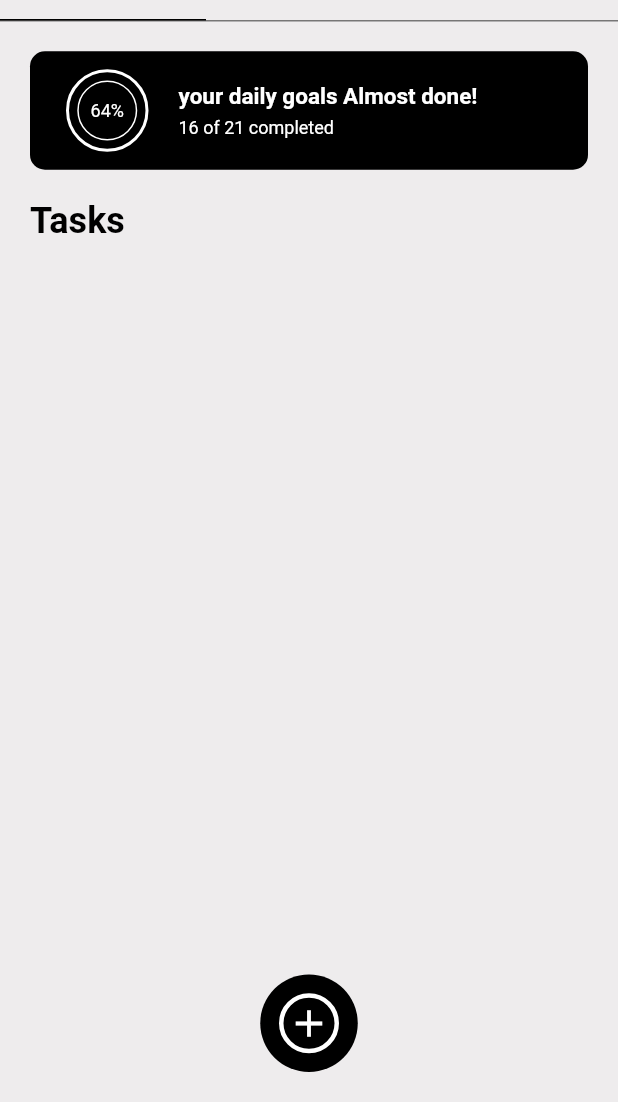
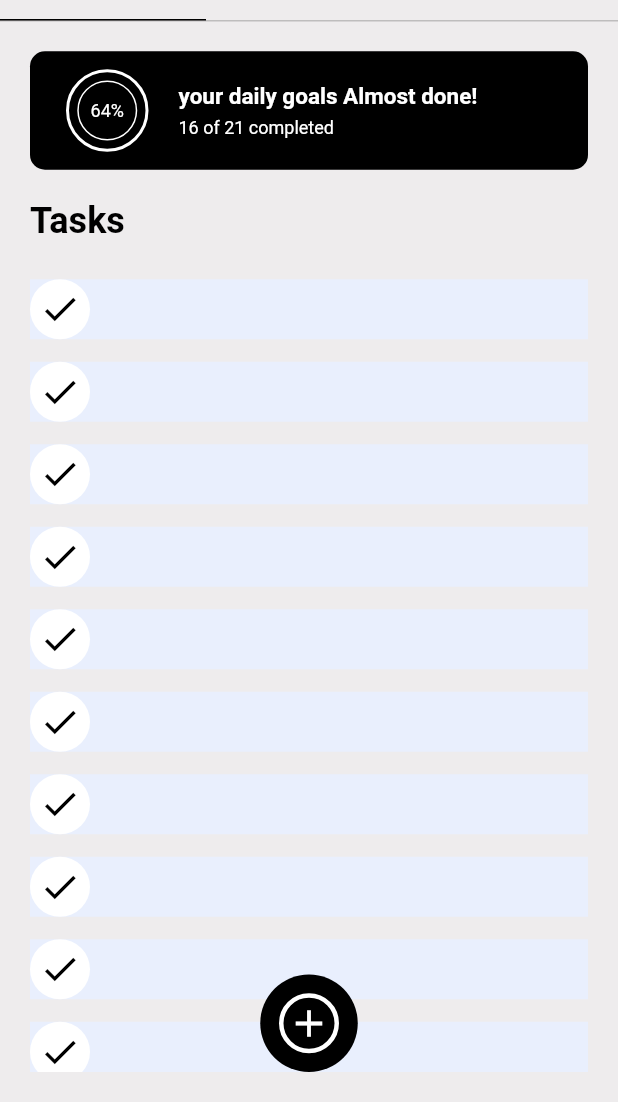
Before and after one commit to Dhruv-Maradiya/CPM_Flutter, a Flutter app: the ProjectOperationWidget screen opened directly, on a phone screen of 412 x 824 dp, the part 134-1236 px from its top. Run offline on Flutter 3.47's test engine with Material 2 defaults, Android fonts, the light colour scheme and no system bars; our stand-ins replace cached_network_image, carousel_slider, dio, flutter_spinkit, get, loading_indicator and 1 more; accounts and stored records are empty; network calls fail.

Commit message:
creating tasks sscreeen

```diff
--- a/lib/core/constants/pallets.dart
+++ b/lib/core/constants/pallets.dart
@@ -22,7 +22,10 @@ class Pallets {
   static const Color dialogBlurBlackColor = Color(0xB3181818);
   static const Color dialogBgColor = Color(0xFFCFCFCF);
 
+  static const Color tabBarBottomBorderColor = Color(0xFF8E8E8E);
+
+  static const Color taskCompletedBackgroundColor = Color(0xFFE9EFFD);
+
   static const Color white = Color(0xFFFFFFFF);
-
   static const Color orange = Color(0xFFF67C15);
 }
--- a/lib/views/project_operation/widgets/project_operation_widget.dart
+++ b/lib/views/project_operation/widgets/project_operation_widget.dart
@@ -1,4 +1,3 @@
-import 'package:cached_network_image/cached_network_image.dart';
 import 'package:flutter/material.dart';
 import 'package:projectify/core/constants/pallets.dart';
 import 'package:projectify/views/home/widgets/custom_app_bar.dart';
@@ -24,7 +23,7 @@ class ProjectOperationWidget extends StatelessWidget {
                   color: Pallets.appBgColor,
                   border: Border(
                     bottom: BorderSide(
-                      color: Pallets.primaryColor,
+                      color: Pallets.tabBarBottomBorderColor,
                       width: 0.5,
                     ),
                   ),
@@ -183,13 +182,37 @@ class ProjectOperationWidget extends StatelessWidget {
                 ),
               ),
               const SizedBox(
-                height: 20,
+                height: 10,
               ),
               Expanded(
                 child: ListView.builder(
                   itemCount: 10,
                   itemBuilder: (context, index) {
-                    return Container();
+                    return Container(
+                      margin: const EdgeInsets.only(
+                        top: 15,
+                      ),
+                      decoration: const BoxDecoration(
+                        color: Pallets.taskCompletedBackgroundColor,
+                      ),
+                      child: Row(
+                        crossAxisAlignment: CrossAxisAlignment.center,
+                        children: [
+                          Container(
+                            decoration: const BoxDecoration(
+                              color: Pallets.white,
+                              shape: BoxShape.circle,
+                            ),
+                            padding: const EdgeInsets.all(6),
+                            child: const Icon(
+                              Icons.check,
+                              color: Pallets.primaryColor,
+                              size: 28,
+                            ),
+                          ),
+                        ],
+                      ),
+                    );
                   },
                 ),
               ),
@@ -219,6 +242,13 @@ class ProjectOperationWidget extends StatelessWidget {
                   decoration: BoxDecoration(
                     color: Pallets.white,
                     borderRadius: BorderRadius.circular(10),
+                    boxShadow: [
+                      BoxShadow(
+                        color: Pallets.primaryColor.withOpacity(0.1),
+                        blurRadius: 1,
+                        spreadRadius: 1.5,
+                      ),
+                    ],
                   ),
                   padding: const EdgeInsets.all(12),
                   child: Row(
```
